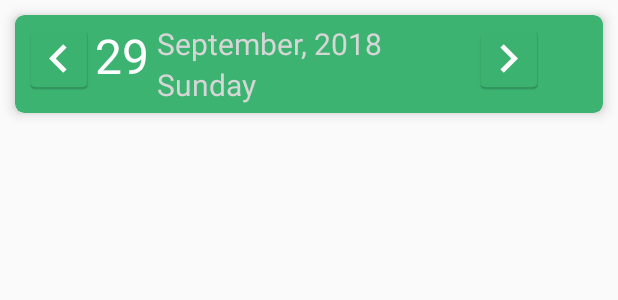
After one commit to YugSols/My-first-app, an Android app: the layout fragment_daily_view.xml on its own in the app's theme, with its tools: preview values and no code run, on a phone screen of 412 x 824 dp. The commit adds this screen. Shown: the top 300 px of the screen. Run offline under Robolectric (Android 15) with nearby library versions, the phone set to English and light mode, and no system bars.

Commit message:
Added layout for daily view viewPager fragment

```diff
--- a/app/build.gradle
+++ b/app/build.gradle
@@ -22,6 +22,13 @@ dependencies {
     implementation fileTree(dir: 'libs', include: ['*.jar'])
     implementation 'com.android.support:appcompat-v7:27.1.1'
     implementation 'com.android.support.constraint:constraint-layout:1.1.3'
+    //Mike Penz Nav Drawer  ---usage documented at https://android.jlelse.eu/android-using-navigation-drawer-across-multiple-activities-the-easiest-way-b011f152aebd
+    implementation ('com.mikepenz:materialdrawer:5.9.5@aar'){
+        transitive = true
+        exclude group: 'com.android.support'
+    }
+    //cardView
+    implementation 'com.android.support:cardview-v7:27.1.1'
     testImplementation 'junit:junit:4.12'
     androidTestImplementation 'com.android.support.test:runner:1.0.2'
     androidTestImplementation 'com.android.support.test.espresso:espresso-core:3.0.2'
--- a/app/src/main/res/layout/activity_main.xml
+++ b/app/src/main/res/layout/activity_main.xml
@@ -1,18 +1,19 @@
 <?xml version="1.0" encoding="utf-8"?>
-<android.support.constraint.ConstraintLayout xmlns:android="http://schemas.android.com/apk/res/android"
+<RelativeLayout xmlns:android="http://schemas.android.com/apk/res/android"
     xmlns:app="http://schemas.android.com/apk/res-auto"
     xmlns:tools="http://schemas.android.com/tools"
     android:layout_width="match_parent"
     android:layout_height="match_parent"
     tools:context=".MainActivity">
 
-    <TextView
-        android:layout_width="wrap_content"
-        android:layout_height="wrap_content"
-        android:text="Hello World!"
-        app:layout_constraintBottom_toBottomOf="parent"
-        app:layout_constraintLeft_toLeftOf="parent"
-        app:layout_constraintRight_toRightOf="parent"
-        app:layout_constraintTop_toTopOf="parent" />
-
-</android.support.constraint.ConstraintLayout>
+    <android.support.v7.widget.Toolbar
+        android:id="@+id/main_activity_toolbar"
+        android:layout_width="match_parent"
+        android:layout_height="wrap_content">
+    </android.support.v7.widget.Toolbar>
+    <android.support.v4.view.ViewPager
+        android:id="@+id/main_activity_viewpager"
+        android:layout_width="match_parent"
+        android:layout_height="wrap_content">
+    </android.support.v4.view.ViewPager>
+</RelativeLayout>
--- /dev/null
+++ b/app/src/main/res/layout/fragment_daily_view.xml
@@ -0,0 +1,84 @@
+<?xml version="1.0" encoding="utf-8"?><!--
+  ~ Created by Sujoy Datta. Copyright (c) 2018. All rights reserved.
+  ~
+  ~ To the person who is reading this..
+  ~ When you finally understand how this works, please do explain it to me too at sujoydatta26@gmail.com
+  ~ P.S.: In case you are planning to use this without mentioning me, you will be met with mean judgemental looks and sarcastic comments.
+  -->
+
+<RelativeLayout xmlns:android="http://schemas.android.com/apk/res/android"
+    android:layout_width="match_parent"
+    android:layout_height="match_parent"
+    xmlns:app="http://schemas.android.com/apk/res-auto">
+
+    <android.support.v7.widget.CardView
+        android:id="@+id/calendar_card"
+        android:layout_width="match_parent"
+        android:layout_height="wrap_content"
+        android:layout_margin="10dp"
+        app:cardBackgroundColor="@color/mediumSeaGreen"
+        style="@style/CardStyle">
+
+        <LinearLayout
+            android:layout_width="match_parent"
+            android:layout_height="wrap_content"
+            android:orientation="horizontal"
+            android:padding="5dp">
+
+            <ImageView
+                android:id="@+id/icon_prev_calender"
+                android:layout_width="wrap_content"
+                android:layout_height="wrap_content"
+                android:src="@mipmap/ic_prev_calendar" />
+
+            <TextView
+                android:id="@+id/textView_today_date"
+                android:layout_width="wrap_content"
+                android:layout_height="wrap_content"
+                android:text="29"
+                android:textSize="32sp"
+                android:textColor="@android:color/white"/>
+            <LinearLayout
+                android:layout_width="wrap_content"
+                android:layout_height="wrap_content"
+                android:orientation="vertical">
+                <TextView
+                    android:id="@+id/textView_today_month"
+                    android:layout_width="wrap_content"
+                    android:layout_height="wrap_content"
+                    android:text="September, 2018"
+                    android:textColor="@color/md_white_1000"
+                    android:textSize="20sp"
+                    android:layout_marginLeft="5dp"
+                    android:layout_marginStart="5dp" />
+                <TextView
+                    android:id="@+id/textView_today_day"
+                    android:layout_width="wrap_content"
+                    android:layout_height="wrap_content"
+                    android:text="Sunday"
+                    android:textColor="@color/md_white_1000"
+                    android:textSize="20sp"
+                    android:layout_marginLeft="5dp"
+                    android:layout_marginStart="5dp" />
+            </LinearLayout>
+
+            <ImageView
+                android:id="@+id/icon_next_calendar"
+                android:layout_width="wrap_content"
+                android:layout_height="wrap_content"
+                android:src="@mipmap/ic_next_calendar"
+                android:layout_marginLeft="60dp"
+                android:layout_marginStart="60dp" />
+        </LinearLayout>
+    </android.support.v7.widget.CardView>
+
+    <android.support.v7.widget.CardView
+        android:id="@+id/daily_income_card"
+        android:layout_width="match_parent"
+        android:layout_height="wrap_content"
+        android:layout_below="@+id/calendar_card"
+        android:layout_margin="20dp"
+        style="@style/CardStyle">
+
+    </android.support.v7.widget.CardView>
+</RelativeLayout>
--- a/app/src/main/res/values/colors.xml
+++ b/app/src/main/res/values/colors.xml
@@ -3,4 +3,6 @@
     <color name="colorPrimary">#008577</color>
     <color name="colorPrimaryDark">#00574B</color>
     <color name="colorAccent">#D81B60</color>
+
+    <color name="mediumSeaGreen">#3CB371</color>
 </resources>
--- a/app/src/main/res/values/styles.xml
+++ b/app/src/main/res/values/styles.xml
@@ -1,11 +1,16 @@
 <resources>
 
     <!-- Base application theme. -->
-    <style name="AppTheme" parent="Theme.AppCompat.Light.DarkActionBar">
+    <style name="AppTheme" parent="Theme.AppCompat.Light.NoActionBar">
         <!-- Customize your theme here. -->
         <item name="colorPrimary">@color/colorPrimary</item>
         <item name="colorPrimaryDark">@color/colorPrimaryDark</item>
         <item name="colorAccent">@color/colorAccent</item>
     </style>
 
+    <style name="CardStyle" parent="CardView">
+        <item name="cardCornerRadius">6dp</item>
+        <item name="cardElevation">5dp</item>
+    </style>
+
 </resources>
```
Also changed, not shown: app/src/main/ic_next_calendar-web.png (added), app/src/main/ic_prev_calendar-web.png (added), app/src/main/res/mipmap-hdpi/ic_next_calendar.png (added), app/src/main/res/mipmap-hdpi/ic_prev_calendar.png (added), app/src/main/res/mipmap-mdpi/ic_next_calendar.png (added), app/src/main/res/mipmap-mdpi/ic_prev_calendar.png (added), app/src/main/res/mipmap-xhdpi/ic_next_calendar.png (added), app/src/main/res/mipmap-xhdpi/ic_prev_calendar.png (added), app/src/main/res/mipmap-xxhdpi/ic_next_calendar.png (added), app/src/main/res/mipmap-xxhdpi/ic_prev_calendar.png (added), app/src/main/res/mipmap-xxxhdpi/ic_next_calendar.png (added), app/src/main/res/mipmap-xxxhdpi/ic_prev_calendar.png (added).
